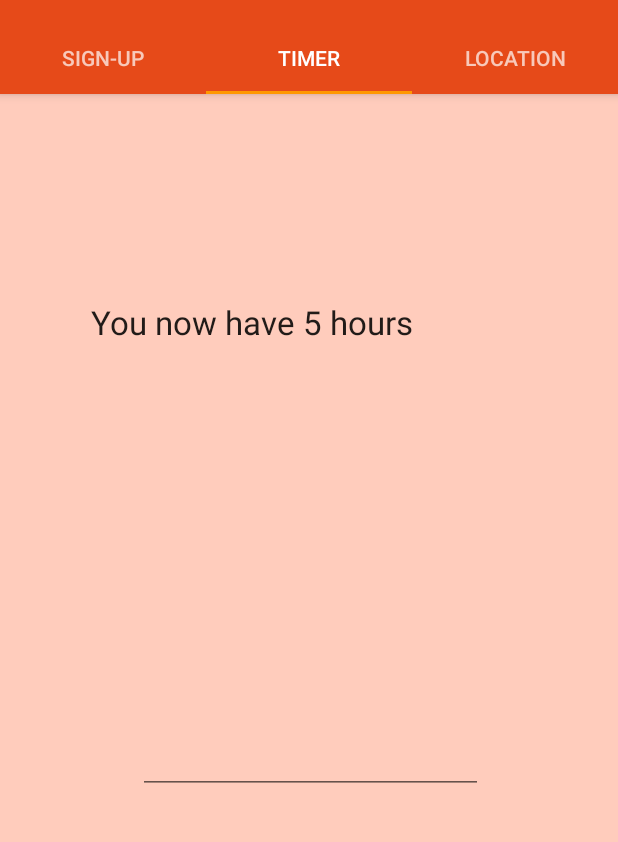
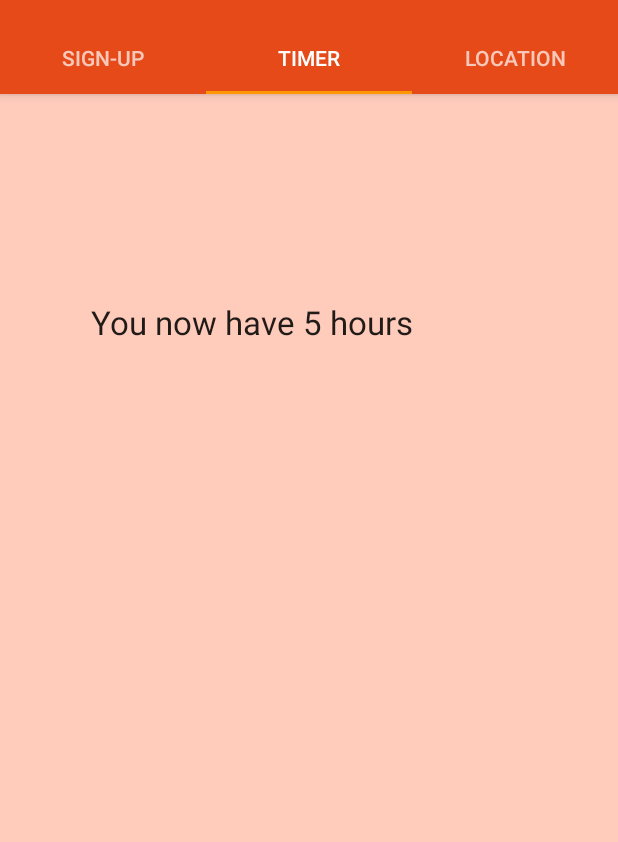
Before and after one commit to jkasato/FinalProject, an Android app: the screen it shows after launch (MainActivity), tab 2 chosen, on a phone screen of 412 x 824 dp, the part 62-904 px from its top. Run offline under Robolectric (Android 15) with nearby library versions, the phone set to English and light mode, and no system bars.

Commit message:
n/a
uploaded pictures

```diff
--- a/app/src/main/java/com/example/myapplication/Timer.java
+++ b/app/src/main/java/com/example/myapplication/Timer.java
@@ -51,7 +51,7 @@ class Timer extends Thread {
         while (true) {
             try {
                 if (isRunning) {
-                    controller.changeTimerDisplay(timePlayed);
+                    //controller.changeTimerDisplay(timePlayed);
                     doNothing(1000);
                     timePlayed++;
                 } else {
--- a/app/src/main/res/layout/tab_two.xml
+++ b/app/src/main/res/layout/tab_two.xml
@@ -21,7 +21,7 @@
         app:layout_constraintStart_toStartOf="parent"
         app:layout_constraintTop_toTopOf="parent" />
 
-    <EditText
+    <TextView
         android:id="@+id/timeText"
         android:layout_width="230dp"
         android:layout_height="135dp"
@@ -29,7 +29,6 @@
         android:layout_marginTop="100dp"
         android:layout_marginEnd="100dp"
         android:ems="10"
-        android:inputType="time"
         app:layout_constraintEnd_toEndOf="parent"
         app:layout_constraintStart_toStartOf="parent"
         app:layout_constraintTop_toBottomOf="@+id/resultsView" />
```
Also changed, not shown: app/src/main/java/com/example/myapplication/TabTwo.java (+10 -4 lines), 2 other files.
